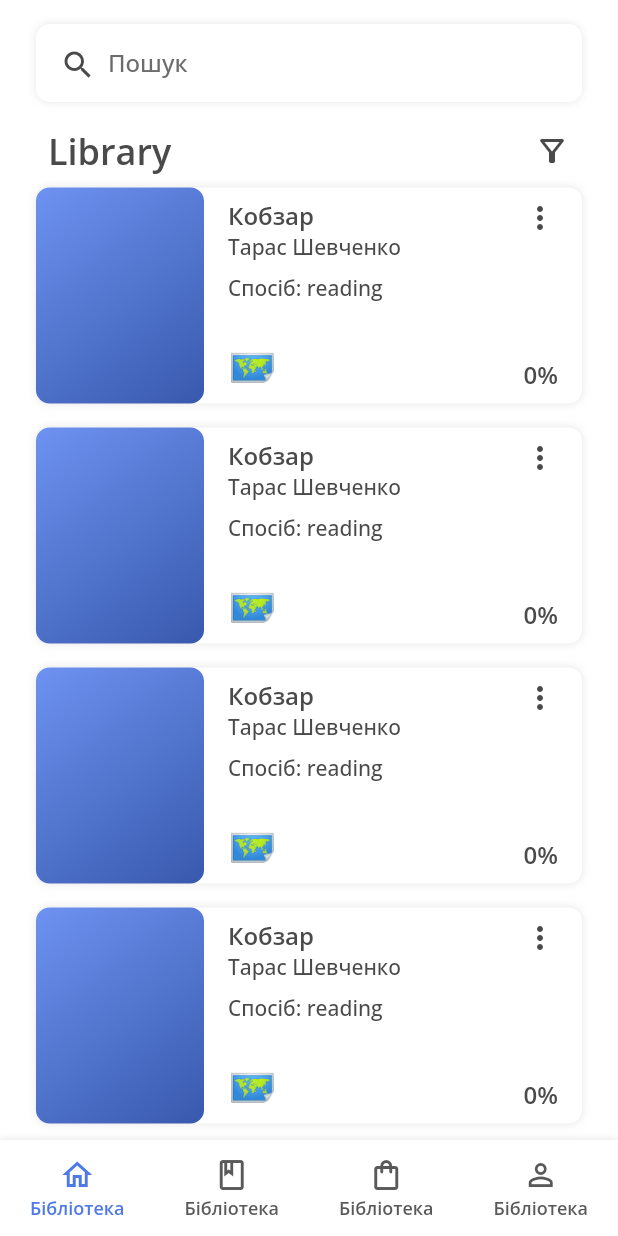
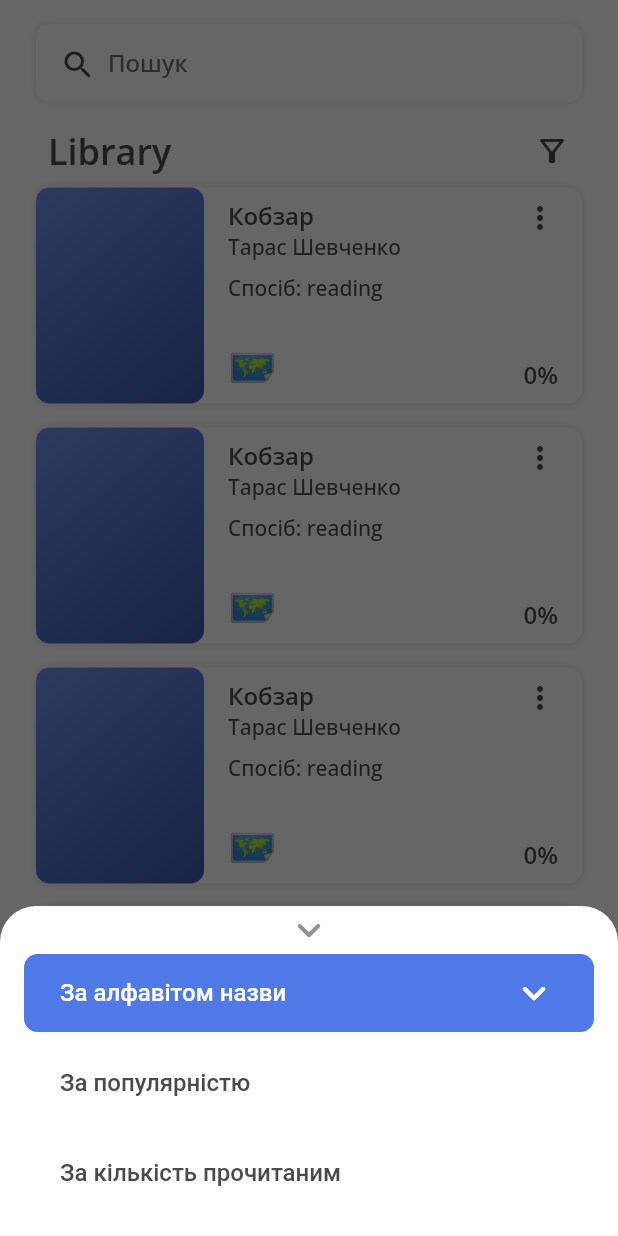
Before and after one commit to Misha737/lingoa, a Flutter app: the CorePage screen opened by its route, after a tap on the "filter alt" icon, on a phone screen of 412 x 824 dp. Run offline on Flutter 3.47's test engine with Material 2 defaults, Android fonts, the phone set to English and light mode, and no system bars; our stand-ins replace adaptive_theme, auto_route, cloud_firestore, dartz, firebase_auth, firebase_core and 6 more; accounts and stored records are empty.

Commit message:
Нижня панель меню

```diff
--- a/lib/app/presentation/core/values/dimensions.dart
+++ b/lib/app/presentation/core/values/dimensions.dart
@@ -12,6 +12,7 @@ class Dimensions {
   static const double d16 = 16;
   static const double d20 = 20;
   static const double d24 = 24;
+  static const double d32 = 32;
   static const double elevation = 3;
   static const double borderRadius = 9;
   static const double miniBorderRadius = 6;
@@ -36,6 +37,10 @@ class Dimensions {
     boxShadow: [
       Dimensions.boxShadow,
     ],
+  );
+  static final BoxDecoration boxDecorationBlue = BoxDecoration(
+    color: ColorsLightTheme.blue,
+    borderRadius: BorderRadius.circular(Dimensions.borderRadius),
   );
 }
 
--- a/lib/app/presentation/pages/core/home/home.dart
+++ b/lib/app/presentation/pages/core/home/home.dart
@@ -35,6 +35,7 @@ class HomeBody extends StatelessWidget {
                 isNotPassed: false,
                 length: 2,
               ),
+              // AddBookHome(),
             ],
           ),
         ),
--- a/lib/app/presentation/pages/core/home/widgets/library.dart
+++ b/lib/app/presentation/pages/core/home/widgets/library.dart
@@ -1,4 +1,4 @@
-import 'package:dartz/dartz.dart';
+import 'package:dartz/dartz.dart' as dartz;
 import 'package:flutter/material.dart';
 import 'package:lingoa/app/domain/book/body.dart';
 import 'package:lingoa/app/domain/book/statistics.dart';
@@ -8,8 +8,9 @@ import 'package:lingoa/app/presentation/core/values/dimensions.dart';
 import 'package:lingoa/app/presentation/core/values/styles/widgets/text/text.dart';
 import 'package:lingoa/app/presentation/widgets/cards/books/passed.dart';
 import 'package:lingoa/app/presentation/widgets/cards/books/standard.dart';
+import 'package:lingoa/app/presentation/widgets/menu/sheet_menu.dart';
 
-class LibraryCardsBook extends StatelessWidget {
+class LibraryCardsBook extends StatefulWidget {
   const LibraryCardsBook({
     Key? key,
     required this.title,
@@ -20,6 +21,26 @@ class LibraryCardsBook extends StatelessWidget {
   final String title;
   final bool isNotPassed;
   final int length;
+
+  @override
+  State<LibraryCardsBook> createState() => _LibraryCardsBookState();
+}
+
+class _LibraryCardsBookState extends State<LibraryCardsBook> {
+  late int _selectedIndex;
+
+  @override
+  void initState() {
+    _selectedIndex = Dimensions.zero.toInt();
+    super.initState();
+  }
+
+  void _onItemTapped(int newIndex) {
+    setState(() {
+      _selectedIndex = newIndex;
+      // * Tут робити сортовий(В BloC)
+    });
+  }
 
   @override
   Widget build(BuildContext context) {
@@ -33,14 +54,23 @@ class LibraryCardsBook extends StatelessWidget {
               mainAxisAlignment: MainAxisAlignment.spaceBetween,
               children: [
                 Text(
-                  title,
+                  widget.title,
                   style: TextStyles.headline3.copyWith(
                     color: ColorsLightTheme.gray,
                   ),
                 ),
-                isNotPassed
+                widget.isNotPassed
                     ? IconButton(
-                        onPressed: () {},
+                        onPressed: () => showSheetMenu(
+                          context,
+                          itemsName: [
+                            'За алфавітом назви',
+                            'За популярністю',
+                            'За кількість прочитаним',
+                          ],
+                          itemInit: _selectedIndex,
+                          onItemTapped: _onItemTapped,
+                        ),
                         constraints: BoxConstraints(
                           maxHeight: MediaQuery.of(context).size.height,
                           maxWidth: MediaQuery.of(context).size.width,
@@ -57,27 +87,27 @@ class LibraryCardsBook extends StatelessWidget {
           ),
           Column(
             children: List<Widget>.generate(
-              length,
-              (index) => isNotPassed
+              widget.length,
+              (index) => widget.isNotPassed
                   ? CardBook(
                       // * Тут перевіряти і виводити помилки
                       book: BookBody.empty().copyWith(
                         name: Name('Кобзар'),
-                        author: some(Name('Тарас Шевченко')),
+                        author: dartz.some(Name('Тарас Шевченко')),
                         statistics: const [
                           BookStatistics(name: 'Прочитано сторінок', value: 30),
                           BookStatistics(name: 'Вивчено слів', value: 289),
                           BookStatistics(name: 'Прогрес', value: 16),
                           BookStatistics(name: 'Пройдено речень', value: 176),
                         ],
-                        date: some(DateTime.now()),
+                        date: dartz.some(DateTime.now()),
                       ),
                     )
                   // ? const CardBookError(isPassed: false)
                   : CardBookPassed(
                       book: BookBody.empty().copyWith(
                         name: Name('Пригоди на острові'),
-                        author: some(Name('Пірат')),
+                        author: dartz.some(Name('Пірат')),
                       ),
                     ),
               // : const CardBookError(isPassed: true),
--- a/lib/app/presentation/widgets/buttons/outlined_button.dart
+++ b/lib/app/presentation/widgets/buttons/outlined_button.dart
@@ -43,11 +43,15 @@ class OutlinedButtonApp extends StatelessWidget {
               ? [
                   Text(
                     label,
+                    style: TextStyles.button2,
                   ),
                   const SizedBox(
                     width: Dimensions.d4,
                   ),
-                  Icon(icon),
+                  Icon(
+                    icon,
+                    size: Dimensions.d20,
+                  ),
                 ]
               : [
                   SizedBox(
--- /dev/null
+++ b/lib/app/presentation/widgets/menu/sheet_menu.dart
@@ -0,0 +1,127 @@
+import 'package:flutter/material.dart';
+import 'package:lingoa/app/presentation/core/values/colors.dart';
+import 'package:lingoa/app/presentation/core/values/dimensions.dart';
+import 'package:lingoa/app/presentation/core/values/styles/widgets/text/text.dart';
+
+Future<T?> showSheetMenu<T extends Object?>(
+  BuildContext context, {
+  required final List<String> itemsName,
+  required final int itemInit,
+  required final void Function(int newIndex) onItemTapped,
+}) =>
+    showModalBottomSheet<T>(
+      context: context,
+      barrierColor: ColorsLightTheme.barrier,
+      backgroundColor: ColorsLightTheme.white,
+      shape: const RoundedRectangleBorder(
+        borderRadius: BorderRadius.vertical(
+          top: Radius.circular(Dimensions.d24),
+        ),
+      ),
+      builder: (context) => Padding(
+        padding: const EdgeInsets.symmetric(
+          horizontal: Dimensions.d16,
+        ),
+        child: Column(
+          mainAxisSize: MainAxisSize.min,
+          crossAxisAlignment: CrossAxisAlignment.start,
+          children: [
+            const Center(
+              child: Icon(
+                Icons.keyboard_arrow_down_rounded,
+                color: ColorsLightTheme.lightGray,
+                size: Dimensions.d32,
+              ),
+            ),
+            _ColumnItems(
+              itemsName: itemsName,
+              itemInit: itemInit,
+              onItemTapped: onItemTapped,
+            ),
+            const SizedBox(height: Dimensions.d8),
+          ],
+        ),
+      ),
+    );
+
+class _ColumnItems extends StatefulWidget {
+  const _ColumnItems({
+    Key? key,
+    required this.onItemTapped,
+    required this.itemsName,
+    required this.itemInit,
+  }) : super(key: key);
+
+  final List<String> itemsName;
+  final int itemInit;
+  final void Function(int newIndex) onItemTapped;
+
+  @override
+  State<_ColumnItems> createState() => _ColumnItemsState();
+}
+
+class _ColumnItemsState extends State<_ColumnItems> {
+  late int itemSelect;
+
+  @override
+  void initState() {
+    itemSelect = widget.itemInit;
+    super.initState();
+  }
+
+  @override
+  Widget build(BuildContext context) {
+    return Column(
+      children: List.generate(
+        widget.itemsName.length,
+        (index) => Padding(
+          padding: const EdgeInsets.only(bottom: Dimensions.d8),
+          child: Ink(
+            decoration:
+                index == itemSelect ? Dimensions.boxDecorationBlue : null,
+            child: InkWell(
+              onTap: index == itemSelect
+                  ? null
+                  : () {
+                      setState(() {
+                        itemSelect = index;
+                        widget.onItemTapped(itemSelect);
+                      });
+                    },
+              borderRadius: BorderRadius.circular(
+                Dimensions.borderRadius,
+              ),
+              child: Container(
+                padding: const EdgeInsets.symmetric(
+                  horizontal: Dimensions.d24,
+                ),
+                width: MediaQuery.of(context).size.width,
+                height: Dimensions.button.height,
+                child: Row(
+                  crossAxisAlignment: CrossAxisAlignment.center,
+                  mainAxisAlignment: MainAxisAlignment.spaceBetween,
+                  children: [
+                    Text(
+                      widget.itemsName[index],
+                      style: TextStyles.body2.copyWith(
+                        color: index == itemSelect
+                            ? ColorsLightTheme.white
+                            : ColorsLightTheme.gray,
+                        inherit: false,
+                      ),
+                    ),
+                    const Icon(
+                      Icons.keyboard_arrow_down_rounded,
+                      color: ColorsLightTheme.white,
+                      size: Dimensions.d32,
+                    )
+                  ],
+                ),
+              ),
+            ),
+          ),
+        ),
+      ),
+    );
+  }
+}
--- a/lib/l10n/intl_en.arb
+++ b/lib/l10n/intl_en.arb
@@ -42,5 +42,7 @@
   "WeakPassword": "Weak password",
   "WeCareAbout": "We care about your safety and do not want to be hacked",
   "Library": "Library",
-  "Read": "Read"
+  "Read": "Read",
+  "AddBook": "Add a book",
+  "AddBookLike": "Add your favorite book"
 }
```
Also changed, not shown: lib/app/presentation/pages/core/home/widgets/add_book.dart (added, +42 -0 lines), assets/images/add_file.svg (added), lib/generated/intl/messages_en.dart, lib/generated/l10n.dart.
